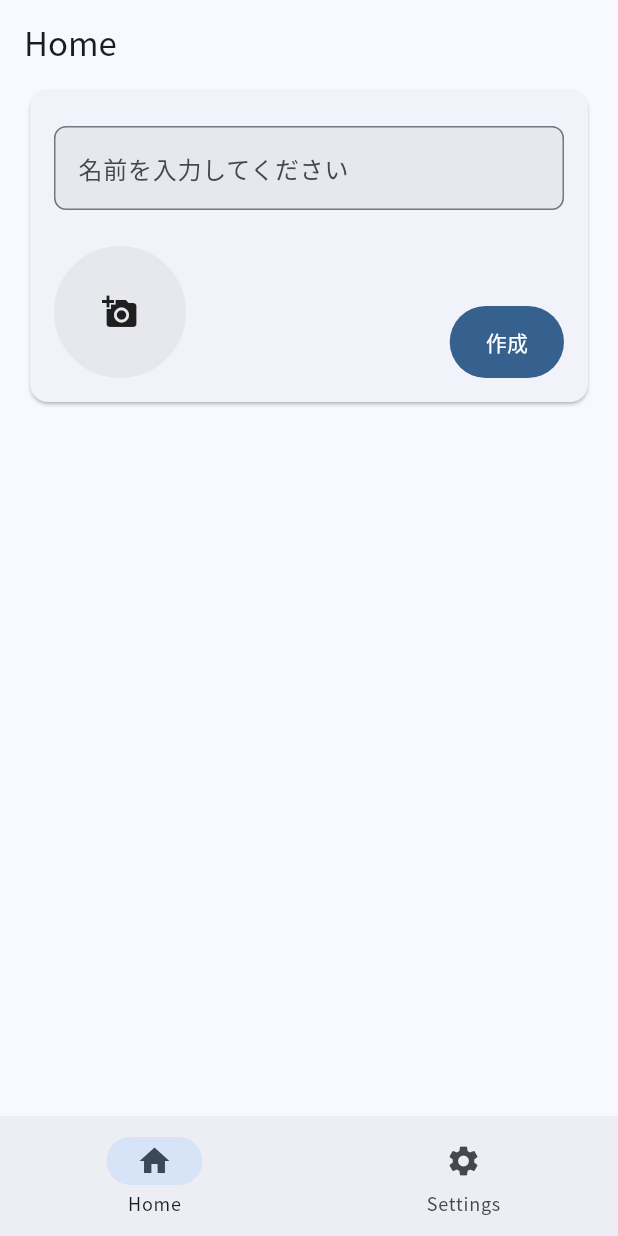
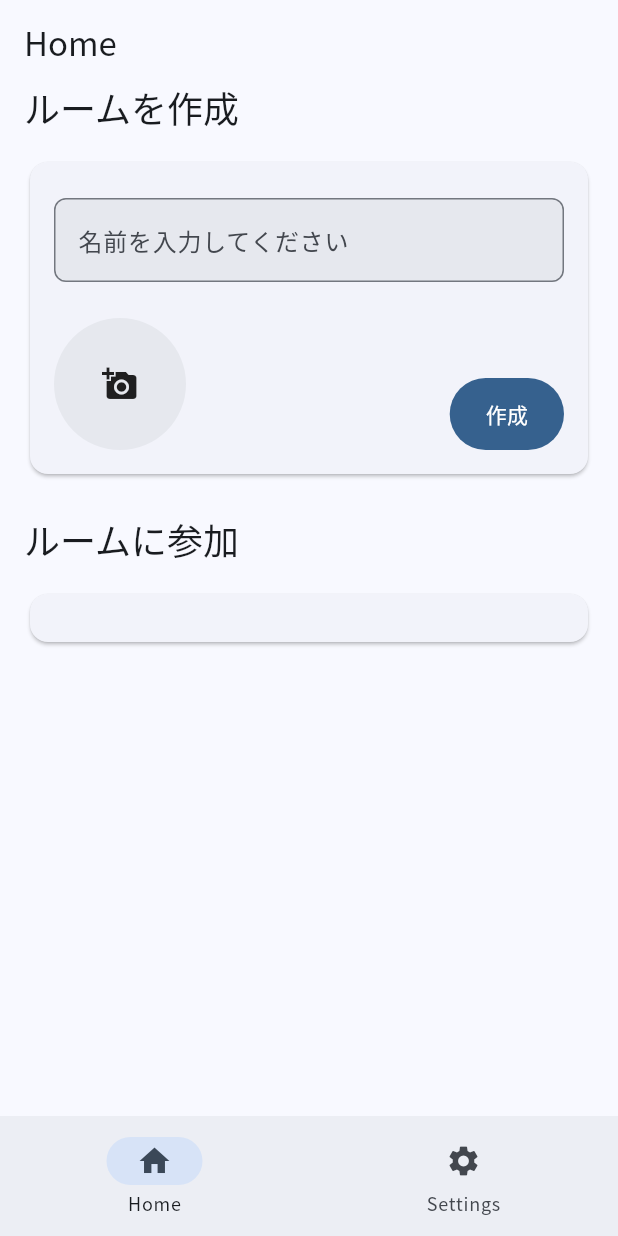
Before and after one commit to Zudah228/pampers_3rd_tfh_2025, a Flutter app: the screen it shows after launch, on a phone screen of 412 x 824 dp. Run offline on Flutter 3.47's test engine with Material 3 defaults, Android fonts, the phone set to English and light mode, and no system bars; our stand-ins replace clock, cloud_firestore, custom_refresh_indicator, extended_image, figma_squircle, firebase_auth and 12 more; missing offline and left inert: hashlib, simple_logger; accounts and stored records are empty; generated files the repository leaves out were written again.

Commit message:
ホーム微修正

```diff
--- a/lib/features/home/pages/home_page.dart
+++ b/lib/features/home/pages/home_page.dart
@@ -1,5 +1,7 @@
+import 'package:app/core/app/components/layout/layout.dart';
 import 'package:app/features/room/components/room_card.dart';
 import 'package:app/features/room/components/room_create_card.dart';
+import 'package:app/features/room/components/room_join_card.dart';
 import 'package:app/features/room/providers/my_room_provider.dart';
 import 'package:flutter/material.dart';
 import 'package:flutter_riverpod/flutter_riverpod.dart';
@@ -15,8 +17,19 @@ class HomePage extends ConsumerWidget {
     return Padding(
       padding: EdgeInsets.symmetric(horizontal: 16),
       child: Column(
+        crossAxisAlignment: CrossAxisAlignment.start,
         children: [
-          if (myRoom == null) RoomCreateCard() else RoomCard(room: myRoom),
+          if (myRoom == null) ...[
+            Headline2(child: Text('ルームを作成')),
+            Body(
+              children: [
+                RoomCreateCard(),
+              ],
+            ),
+            Headline2(child: Text('ルームに参加')),
+            Body(children: [RoomJoinCard()]),
+          ] else
+            RoomCard(room: myRoom),
         ],
       ),
     );
--- /dev/null
+++ b/lib/features/room/components/room_join_card.dart
@@ -0,0 +1,18 @@
+import 'package:flutter/material.dart';
+import 'package:flutter_riverpod/flutter_riverpod.dart';
+
+class RoomJoinCard extends ConsumerWidget {
+  const RoomJoinCard({super.key});
+
+  @override
+  Widget build(BuildContext context, WidgetRef ref) {
+    return Card(
+      child: Padding(
+        padding: EdgeInsets.all(16),
+        child: SizedBox(
+          width: double.infinity,
+        ),
+      ),
+    );
+  }
+}
```
Also changed, not shown: 1 other file.
